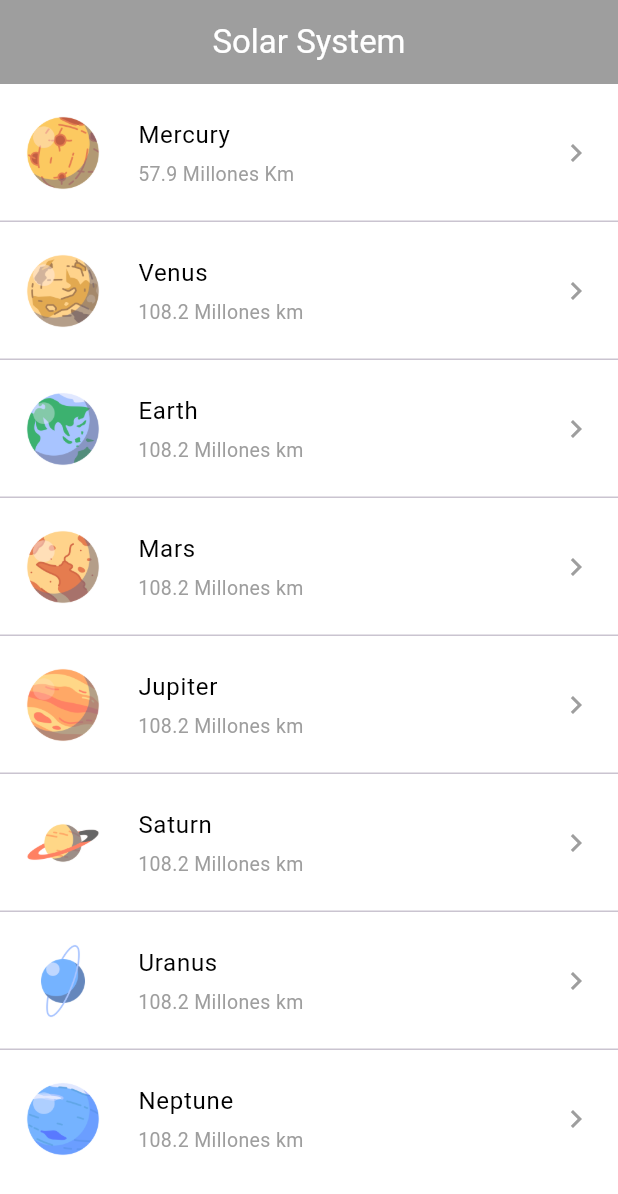
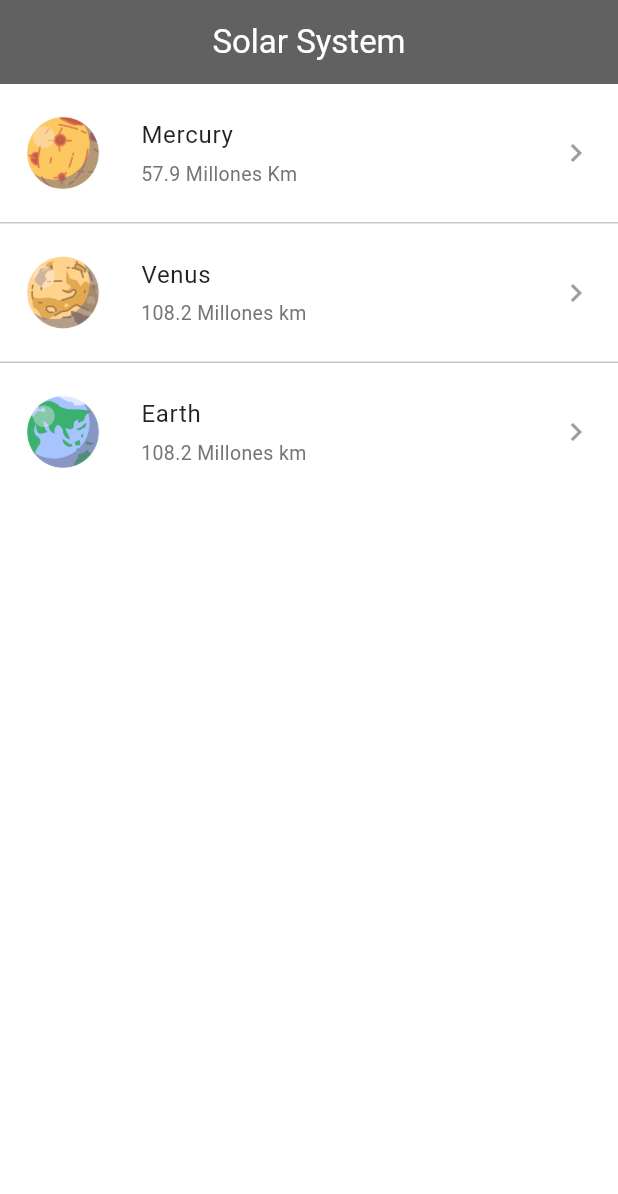
Before and after one commit to elmejorgamer1205/EjerciciosDesdeCasaCarmelo, a Flutter app: the PlanetsScreen screen opened directly, on a phone screen of 412 x 824 dp. Shown: the top 1194 px of the screen. Run offline on Flutter 3.47's test engine with Material 3 defaults, Android fonts, the phone set to English and light mode, and no system bars.

Commit message:
4º Iteración

```diff
--- a/lib/Solar System/PlanetsScreen.dart
+++ b/lib/Solar System/PlanetsScreen.dart
@@ -1,80 +1,66 @@
 import 'package:ejercicios_desde_casa_carmelo/Solar%20System/planet.dart';
 import 'package:ejercicios_desde_casa_carmelo/Solar%20System/planet_data.dart';
 import 'package:flutter/material.dart';
-
-void main() {
-  runApp(const SolarSystemApp());
-}
-
-class SolarSystemApp extends StatelessWidget {
-  const SolarSystemApp({super.key});
-
-  @override
-  Widget build(BuildContext context) {
-    return const MaterialApp(
-      debugShowCheckedModeBanner: true,
-      home: PlanetsScreen(),
-    );
-  }
-}
+import 'PlanetDetailScreen.dart';
 
 class PlanetsScreen extends StatelessWidget {
   const PlanetsScreen({super.key});
 
-  Widget _buildPlanetRow(String name, String image) {
-    return ListTile(
-      contentPadding: const EdgeInsets.symmetric(horizontal: 16, vertical: 10),
-      leading: Image.asset(image, width: 52, height: 52),
-      title: Padding(
-        padding: const EdgeInsets.only(left: 8),
-        child: Text(name, style: TextStyle(fontSize: 16, color: Colors.black)),
-      ),
-      trailing: const Icon(Icons.keyboard_arrow_right, color: Colors.grey),
-    );
-  }
-
   @override
   Widget build(BuildContext context) {
-    final List<Planet> planets = PlanetData.getPlanets();
+    final List<Planet> planets = PlanetsData.getPlanets();
+
     return Scaffold(
       backgroundColor: Colors.white,
       appBar: AppBar(
         title: const Text(
-          "Solar System",
+          'Solar System',
           style: TextStyle(color: Colors.white),
         ),
         centerTitle: true,
-        backgroundColor: Colors.grey,
+        backgroundColor: Colors.grey[700],
       ),
       body: ListView.separated(
         itemCount: planets.length,
-        separatorBuilder: (context, index) => const Divider(height: 0),
+        separatorBuilder: (context, index) => const Divider(height: 1),
         itemBuilder: (context, index) {
           final planet = planets[index];
           return ListTile(
             contentPadding: const EdgeInsets.symmetric(
-              horizontal: 16,
-              vertical: 10,
+              horizontal: 16.0,
+              vertical: 10.0,
             ),
-            leading: Image.asset(planet.image, width: 52, height: 52),
+            leading: Image.asset(
+              planet.image,
+              width: 52,
+              height: 52,
+            ),
             title: Padding(
-              padding: const EdgeInsets.only(left: 8),
+              padding: const EdgeInsets.only(left: 10.0),
               child: Text(
                 planet.name,
-                style: const TextStyle(fontSize: 16, color: Colors.black),
+                style: const TextStyle(fontSize: 16, color: Colors.black87),
               ),
             ),
             subtitle: Padding(
-              padding: const EdgeInsets.only(left: 8, top: 4),
+              padding: const EdgeInsets.only(left: 10.0, top: 4.0),
               child: Text(
                 planet.distance,
-                style: TextStyle(fontSize: 13, color: Colors.grey),
+                style: TextStyle(fontSize: 13, color: Colors.grey[600]),
               ),
             ),
             trailing: const Icon(
               Icons.keyboard_arrow_right,
               color: Colors.grey,
             ),
+            onTap: () {
+              Navigator.push(
+                context,
+                MaterialPageRoute(
+                  builder: (context) => const PlanetDetailsScreen(),
+                ),
+              );
+            },
           );
         },
       ),
--- /dev/null
+++ b/lib/Solar System/main3.dart
@@ -0,0 +1,18 @@
+import 'package:flutter/material.dart';
+import 'PlanetsScreen.dart';
+
+void main() {
+  runApp(const SolarSystemApp());
+}
+
+class SolarSystemApp extends StatelessWidget {
+  const SolarSystemApp({super.key});
+
+  @override
+  Widget build(BuildContext context) {
+    return const MaterialApp(
+      debugShowCheckedModeBanner: true,
+      home: PlanetsScreen(),
+    );
+  }
+}
--- a/lib/Solar System/planet_data.dart
+++ b/lib/Solar System/planet_data.dart
@@ -1,16 +1,11 @@
 import 'package:ejercicios_desde_casa_carmelo/Solar%20System/planet.dart';
 
-class PlanetData {
+class PlanetsData {
   static List<Planet> getPlanets(){
     return const [
       Planet(name: "Mercury", distance: "57.9 Millones Km", image: "assets/images/png/mercury.png"),
       Planet(name: "Venus", distance: "108.2 Millones km", image: "assets/images/png/venus.png"),
       Planet(name: "Earth", distance: "108.2 Millones km", image: "assets/images/png/earth.png"),
-      Planet(name: "Mars", distance: "108.2 Millones km", image: "assets/images/png/mars.png"),
-      Planet(name: "Jupiter", distance: "108.2 Millones km", image: "assets/images/png/jupiter.png"),
-      Planet(name: "Saturn", distance: "108.2 Millones km", image: "assets/images/png/saturn.png"),
-      Planet(name: "Uranus", distance: "108.2 Millones km", image: "assets/images/png/uranus.png"),
-      Planet(name: "Neptune", distance: "108.2 Millones km", image: "assets/images/png/neptune.png"),
     ];
   }
 }
```
Also changed, not shown: lib/Solar System/PlanetDetailScreen.dart (added, +29 -0 lines).
